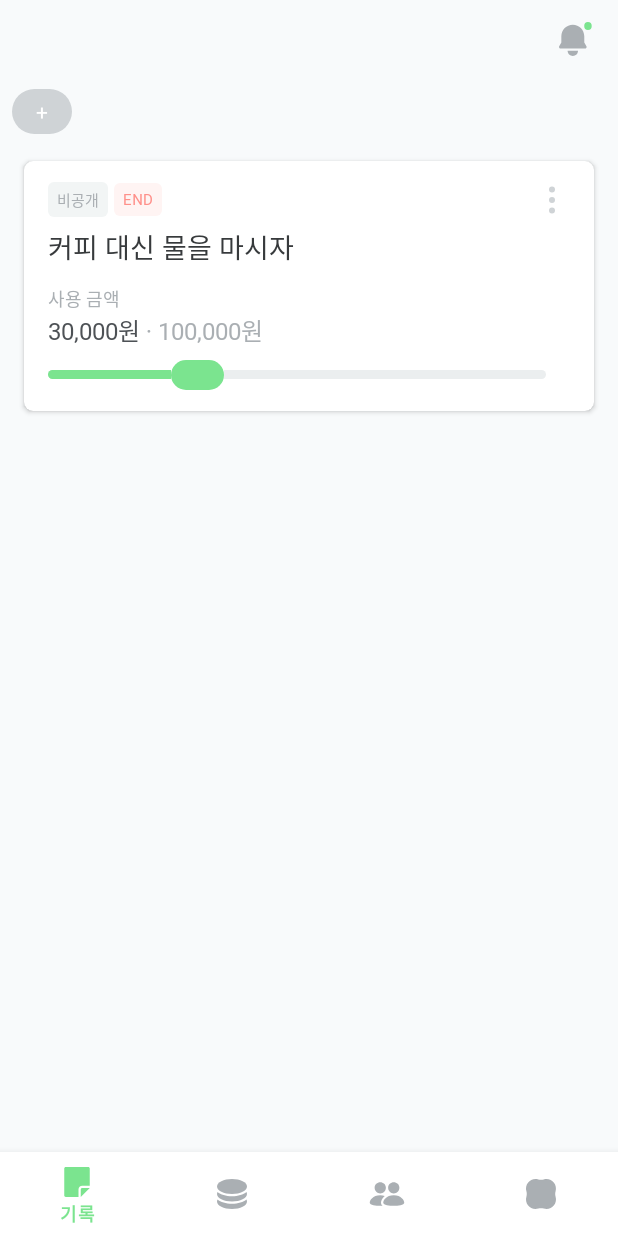
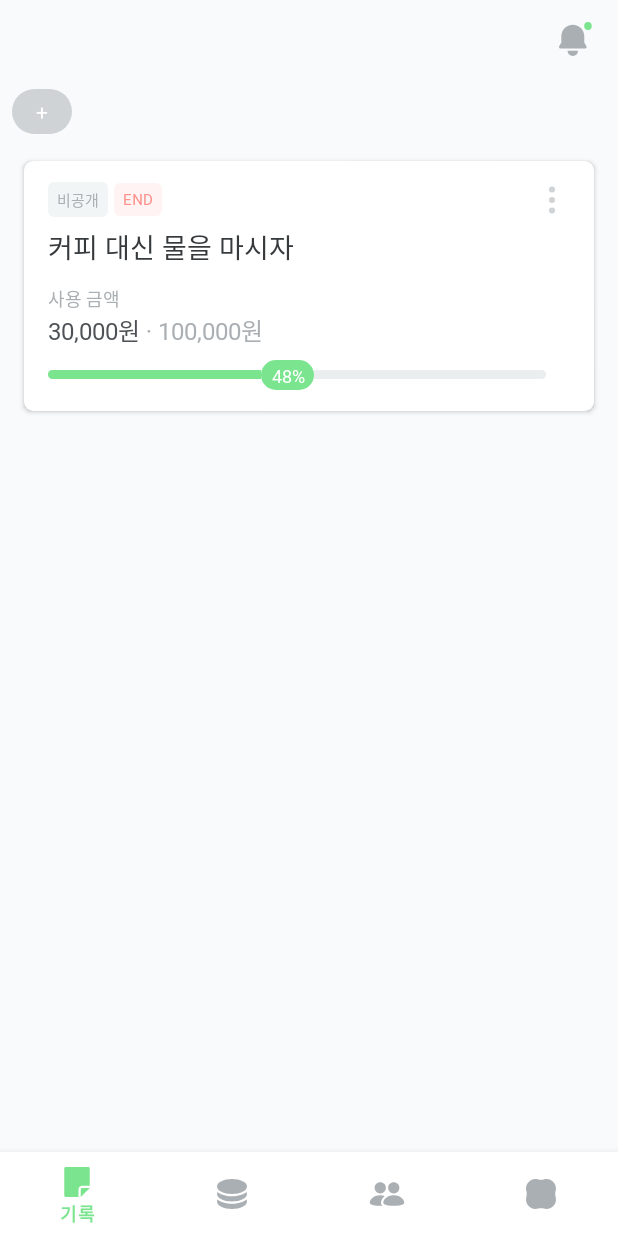
Before and after one commit to PomeTeam/POME_Android, an Android app: the screen it shows after launch (MainActivity), after a tap on "test", on a phone screen of 412 x 824 dp. Run offline under Robolectric (Android 15) with nearby library versions, the phone set to English and light mode, and no system bars; our stand-ins replace Dagger/Hilt's generated code, data binding, navigation-ui; 2 statements that could not run were skipped.

Commit message:
feat : record goal card seekbar view 구현

```diff
--- a/app/src/main/java/com/teampome/pome/presentation/record/RecordFragment.kt
+++ b/app/src/main/java/com/teampome/pome/presentation/record/RecordFragment.kt
@@ -1,7 +1,13 @@
 package com.teampome.pome.presentation.record
 
 import android.os.Bundle
+import android.util.Log
+import android.view.LayoutInflater
 import android.view.View
+import android.view.ViewGroup
+import android.view.ViewTreeObserver.OnGlobalLayoutListener
+import android.widget.SeekBar
+import android.widget.SeekBar.OnSeekBarChangeListener
 import com.teampome.pome.R
 import com.teampome.pome.util.base.BaseFragment
 import com.teampome.pome.databinding.FragmentRecordBinding
@@ -20,6 +26,27 @@ class RecordFragment : BaseFragment<FragmentRecordBinding>(R.layout.fragment_rec
                     }
                 })
             }
+
+        binding.recordAmountProgressAsb.apply {
+            isEnabled = false
+
+            progress = 48
+            binding.recordAmountProgressTextTv.text = getString(R.string.record_progress_percent).format(progress)
+
+            viewTreeObserver.addOnGlobalLayoutListener(object : OnGlobalLayoutListener {
+                override fun onGlobalLayout() {
+                    val thumbBounds = thumb.bounds
+                    val progressTextWidth = binding.recordAmountProgressTextTv.width
+
+                    Log.d("progress", "thumbBounds center : ${thumbBounds.exactCenterX()}, progressTextWidth : $progressTextWidth")
+
+                    // thumb의 중간 - (progressTv 길이 / 2) -1f => 1f는 살짝 왼쪽으로 조정하는 값
+                    binding.recordAmountProgressTextTv.x = thumbBounds.exactCenterX() - (progressTextWidth.toFloat() / 2f) - 1f
+
+                    viewTreeObserver.removeOnGlobalLayoutListener(this)
+                }
+            })
+        }
 
         (binding.recordCategoryChipsRv.adapter as RecordCategoryAdapter).submitList(
             listOf(
--- a/app/src/main/res/layout/fragment_record.xml
+++ b/app/src/main/res/layout/fragment_record.xml
@@ -228,7 +228,11 @@
                     app:layout_constraintBottom_toBottomOf="@id/record_goal_used_amount_atv"
                     app:layout_constraintStart_toEndOf="@id/record_goal_used_amount_atv"/>
 
+                <!--
+                    런타임에서 enabled를 false로 설정하여 seekbar thumb 고정
+                -->
                 <androidx.appcompat.widget.AppCompatSeekBar
+                    android:id="@+id/record_amount_progress_asb"
                     android:layout_width="match_parent"
                     android:layout_height="wrap_content"
                     android:maxHeight="6dp"
@@ -237,11 +241,21 @@
                     android:thumb="@drawable/pome_seekbar_custom_thumb"
                     android:progressDrawable="@drawable/pome_seekbar_custom"
                     android:layout_marginTop="8dp"
-                    android:clickable="false"
                     android:focusableInTouchMode="false"
                     app:layout_constraintTop_toBottomOf="@id/record_goal_amount_atv"
                     app:layout_constraintStart_toStartOf="parent"
                     app:layout_constraintEnd_toEndOf="parent"/>
+
+                <androidx.appcompat.widget.AppCompatTextView
+                    style="@style/Pome.SemiBold.12"
+                    android:id="@+id/record_amount_progress_text_tv"
+                    android:layout_width="wrap_content"
+                    android:layout_height="wrap_content"
+                    android:text="30%"
+                    android:textColor="@color/white"
+                    app:layout_constraintTop_toTopOf="@id/record_amount_progress_asb"
+                    app:layout_constraintBottom_toBottomOf="@id/record_amount_progress_asb"
+                    app:layout_constraintStart_toStartOf="parent"/>
             </androidx.constraintlayout.widget.ConstraintLayout>
         </androidx.cardview.widget.CardView>
 
--- a/app/src/main/res/values/strings.xml
+++ b/app/src/main/res/values/strings.xml
@@ -59,5 +59,5 @@
     <string name="record_no_goal_subtitle_text">목표 만들기</string>
     <string name="record_goal_used_amount_title_text">사용 금액</string>
 
-
+    <string name="record_progress_percent">%d%%</string>
 </resources>
```
